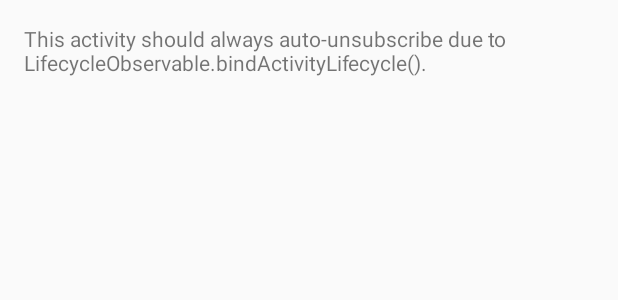
After one commit to dlew/android-subscription-leaks, an Android app: the layout activity_lifecycle.xml on its own in the app's theme, with its tools: preview values and no code run, on a phone screen of 412 x 824 dp. The commit adds this screen. Shown: the top 300 px of the screen. Run offline under Robolectric (Android 15) with nearby library versions, the phone set to English and light mode, and no system bars.

Commit message:
Added LifecycleActivity

```diff
--- a/app/build.gradle
+++ b/app/build.gradle
@@ -17,6 +17,7 @@ dependencies {
     compile 'com.android.support:appcompat-v7:22.0.0'
     compile 'io.reactivex:rxjava:1.0.8'
     compile 'io.reactivex:rxandroid:0.24.0'
+    compile 'io.reactivex:rxandroid-framework:0.24.0'
     compile 'com.jakewharton:butterknife:6.1.0'
     compile 'com.jakewharton.timber:timber:2.7.1'
 }
--- a/app/src/main/AndroidManifest.xml
+++ b/app/src/main/AndroidManifest.xml
@@ -26,6 +26,8 @@
 
         <activity android:name=".BindActivity" />
 
+        <activity android:name=".LifecycleActivity" />
+
     </application>
 
 </manifest>
--- a/app/src/main/java/net/danlew/rxsubscriptions/MainActivity.java
+++ b/app/src/main/java/net/danlew/rxsubscriptions/MainActivity.java
@@ -1,5 +1,6 @@
 package net.danlew.rxsubscriptions;
 
+import android.content.Intent;
 import android.os.Bundle;
 import android.support.v7.app.ActionBarActivity;
 import butterknife.ButterKnife;
@@ -44,4 +45,9 @@ public class MainActivity extends ActionBarActivity {
     void bindActivityNoLeak() {
         startActivity(BindActivity.createIntent(this, true));
     }
+
+    @OnClick(R.id.lifecycle_observable)
+    void lifecycleObservable() {
+        startActivity(new Intent(this, LifecycleActivity.class));
+    }
 }
--- /dev/null
+++ b/app/src/main/res/layout/activity_lifecycle.xml
@@ -0,0 +1,17 @@
+<LinearLayout xmlns:android="http://schemas.android.com/apk/res/android"
+    xmlns:tools="http://schemas.android.com/tools"
+    android:layout_width="match_parent"
+    android:layout_height="match_parent"
+    android:orientation="vertical"
+    android:paddingBottom="@dimen/activity_vertical_margin"
+    android:paddingLeft="@dimen/activity_horizontal_margin"
+    android:paddingRight="@dimen/activity_horizontal_margin"
+    android:paddingTop="@dimen/activity_vertical_margin"
+    tools:context=".MainActivity">
+
+    <TextView
+        android:layout_width="match_parent"
+        android:layout_height="wrap_content"
+        android:text="@string/explanation_lifecycle" />
+
+</LinearLayout>
--- a/app/src/main/res/layout/activity_main.xml
+++ b/app/src/main/res/layout/activity_main.xml
@@ -56,5 +56,11 @@
             android:layout_height="wrap_content"
             android:text="@string/bind_activity_no_leak" />
 
+        <Button
+            android:id="@+id/lifecycle_observable"
+            android:layout_width="match_parent"
+            android:layout_height="wrap_content"
+            android:text="@string/lifecycle_observable" />
+
     </LinearLayout>
 </ScrollView>
--- a/app/src/main/res/values/strings.xml
+++ b/app/src/main/res/values/strings.xml
@@ -18,4 +18,8 @@
         bindActivity.</string>
     <string name="explanation_bind_no_leak">This activity should leak when you go back, even though it used
         bindActivity.</string>
+
+    <string name="lifecycle_observable">LifecycleObservable</string>
+    <string name="explanation_lifecycle">This activity should always auto-unsubscribe due to
+        LifecycleObservable.bindActivityLifecycle().</string>
 </resources>
```
Also changed, not shown: app/src/main/java/net/danlew/rxsubscriptions/LifecycleActivity.java (added, +32 -0 lines).
